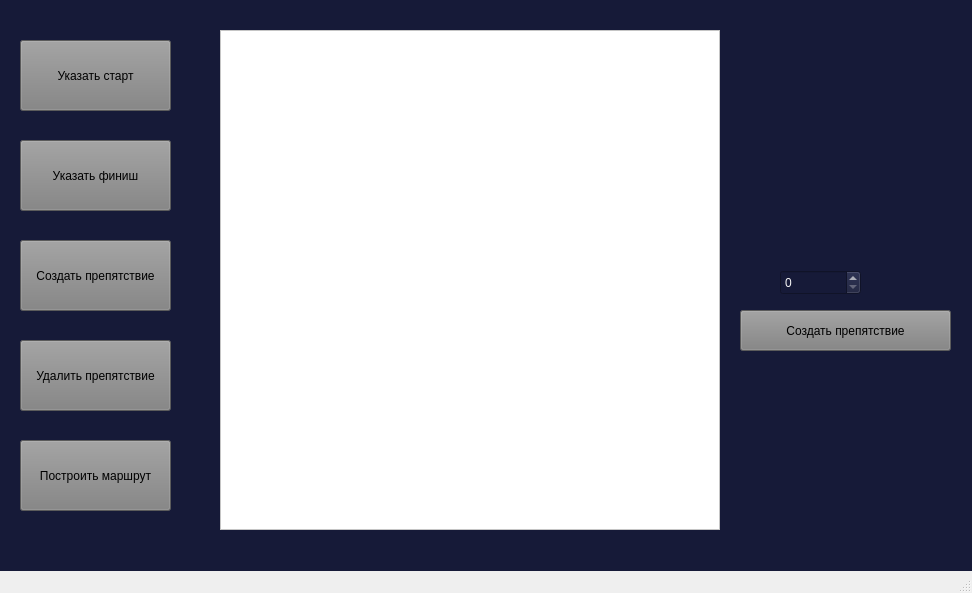
Qt form mainwindow.ui (NightmareZIP/FindARoute) before a commit.
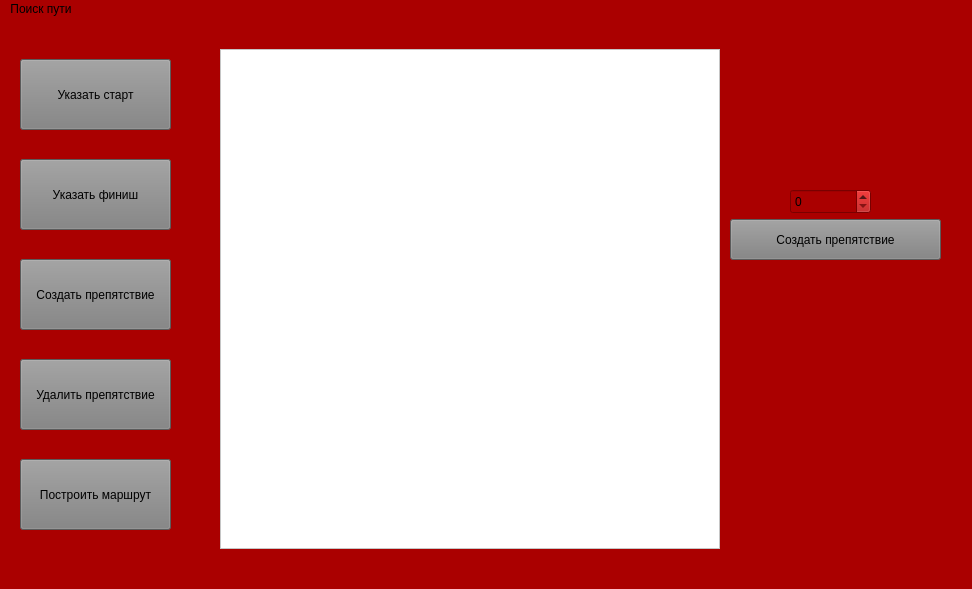
The same form after that commit. Custom widgets are drawn as their Qt base class.

Commit message: Добавлен поиск пути мелкие исправления отрисовки

Patch:
```diff
--- a/mainwindow.ui
+++ b/mainwindow.ui
@@ -7,7 +7,7 @@
     <x>0</x>
     <y>0</y>
     <width>972</width>
-    <height>593</height>
+    <height>589</height>
    </rect>
   </property>
   <property name="mouseTracking">
@@ -17,14 +17,15 @@
    <string>MainWindow</string>
   </property>
   <property name="autoFillBackground">
-   <bool>true</bool>
+   <bool>false</bool>
   </property>
   <property name="styleSheet">
-   <string notr="true">color:rgb(247, 247, 247); backround:rgb(208, 208, 208);</string>
+   <string notr="true">background-color: rgb(170, 0, 0);
+background-color: rgb(170, 0, 0);</string>
   </property>
   <widget class="QWidget" name="centralwidget">
    <property name="styleSheet">
-    <string notr="true">background-color: rgb(22, 26, 56);</string>
+    <string notr="true"/>
    </property>
    <widget class="QPushButton" name="StartButton">
     <property name="geometry">
@@ -188,8 +189,8 @@
    <widget class="QSpinBox" name="SpinBox">
     <property name="geometry">
      <rect>
-      <x>780</x>
-      <y>270</y>
+      <x>790</x>
+      <y>170</y>
       <width>81</width>
       <height>25</height>
      </rect>
@@ -201,8 +202,8 @@
    <widget class="QPushButton" name="CreatePolygon">
     <property name="geometry">
      <rect>
-      <x>740</x>
-      <y>310</y>
+      <x>730</x>
+      <y>200</y>
       <width>211</width>
       <height>41</height>
      </rect>
@@ -221,9 +222,15 @@
      <x>0</x>
      <y>0</y>
      <width>972</width>
-     <height>25</height>
+     <height>21</height>
     </rect>
    </property>
+   <widget class="QMenu" name="menu">
+    <property name="title">
+     <string>Поиск пути</string>
+    </property>
+   </widget>
+   <addaction name="menu"/>
   </widget>
   <widget class="QStatusBar" name="statusbar"/>
  </widget>
```
The commit also changes 7 other files.
